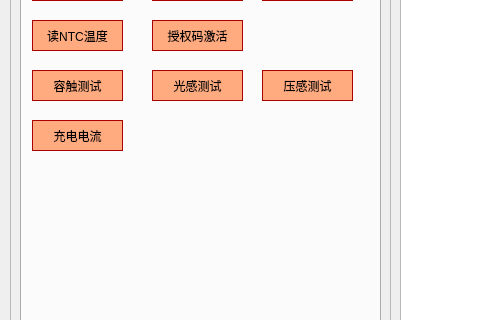
The window that mainwindow.ui (LinZephyr/mew_tw200_test) describes before a commit, drawn with Qt 5; both pictures show x 0 to 481 and y 126 to 446 of the 1267 by 744 pixel window.
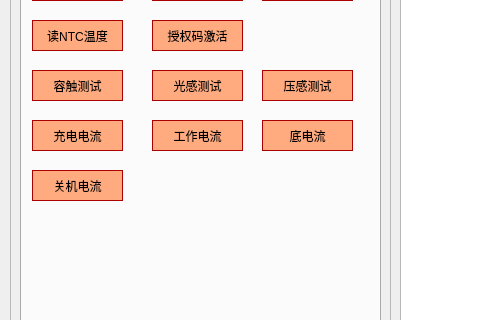
The same window after the commit. Icons and pictures are not drawn.

Commit message: <feat>  添加按钮:工作电流,底电流,关机电流.

Diff of the .ui file:
```diff
--- a/mainwindow.ui
+++ b/mainwindow.ui
@@ -554,6 +554,69 @@
         <string>充电电流</string>
        </property>
       </widget>
+      <widget class="QPushButton" name="work_cur_btn">
+       <property name="geometry">
+        <rect>
+         <x>130</x>
+         <y>200</y>
+         <width>91</width>
+         <height>31</height>
+        </rect>
+       </property>
+       <property name="styleSheet">
+        <string notr="true">color: rgb(0, 0, 0);
+background-color: rgb(255, 170, 127);
+border-color: rgb(170, 0, 0);
+font: 10pt &quot;黑体&quot;;
+border-style: solid;
+border-width: 1px;</string>
+       </property>
+       <property name="text">
+        <string>工作电流</string>
+       </property>
+      </widget>
+      <widget class="QPushButton" name="sleep_cur_btn">
+       <property name="geometry">
+        <rect>
+         <x>240</x>
+         <y>200</y>
+         <width>91</width>
+         <height>31</height>
+        </rect>
+       </property>
+       <property name="styleSheet">
+        <string notr="true">color: rgb(0, 0, 0);
+background-color: rgb(255, 170, 127);
+border-color: rgb(170, 0, 0);
+font: 10pt &quot;黑体&quot;;
+border-style: solid;
+border-width: 1px;</string>
+       </property>
+       <property name="text">
+        <string>底电流</string>
+       </property>
+      </widget>
+      <widget class="QPushButton" name="power_off_cur_btn">
+       <property name="geometry">
+        <rect>
+         <x>10</x>
+         <y>250</y>
+         <width>91</width>
+         <height>31</height>
+        </rect>
+       </property>
+       <property name="styleSheet">
+        <string notr="true">color: rgb(0, 0, 0);
+background-color: rgb(255, 170, 127);
+border-color: rgb(170, 0, 0);
+font: 10pt &quot;黑体&quot;;
+border-style: solid;
+border-width: 1px;</string>
+       </property>
+       <property name="text">
+        <string>关机电流</string>
+       </property>
+      </widget>
      </widget>
      <widget class="QWidget" name="tab">
       <attribute name="title">
```
The commit also changes 2 other files.
